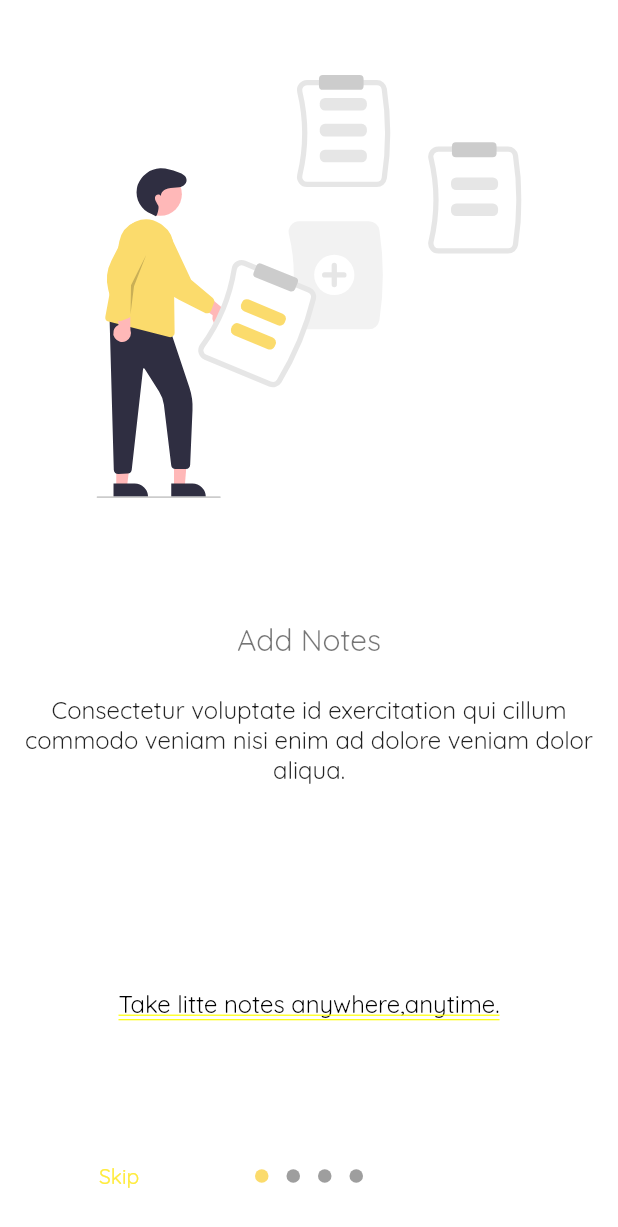
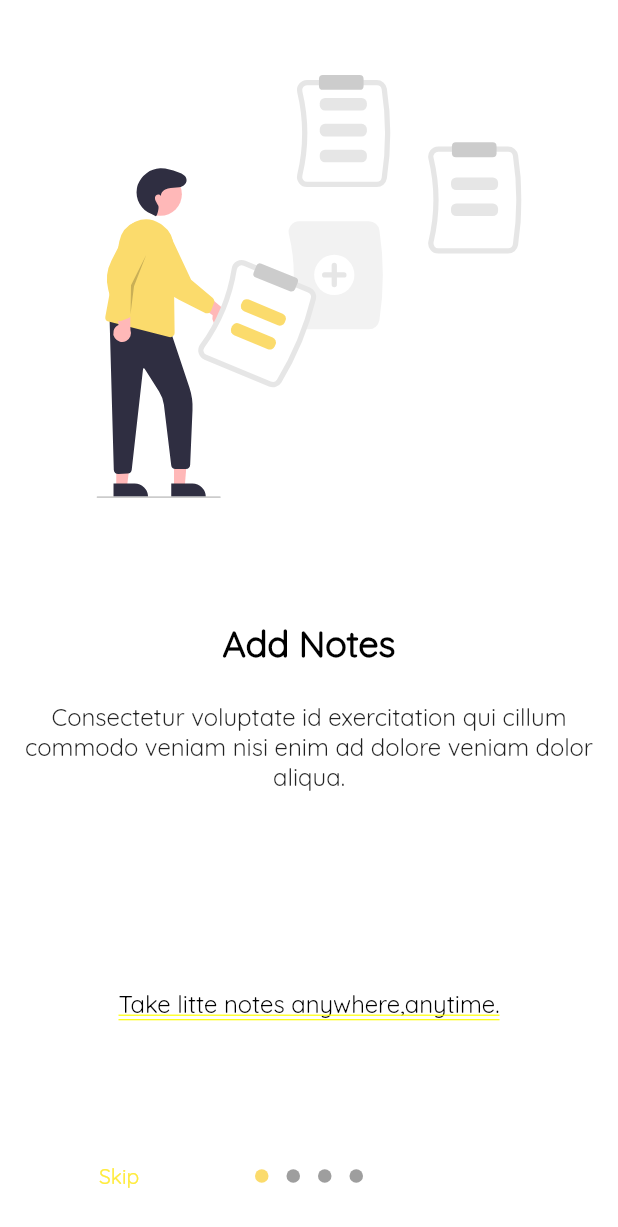
Before and after one commit to Strange-Philip/tiny_notes, a Flutter app: the screen it shows after launch, on a phone screen of 412 x 824 dp. Shown: the top 1227 px of the screen. Run offline on Flutter 3.47's test engine with Material 2 defaults, Android fonts, the phone set to English and light mode, and no system bars; drawn by our look-alikes of introduction_screen; our stand-ins replace flutter_spinkit, flutter_svg, image_picker, line_icons, shared_preferences, sqflite; missing offline and left inert: animated_splash; accounts and stored records are empty.

Commit message:
fixing bugs

```diff
--- a/lib/cards.dart
+++ b/lib/cards.dart
@@ -1,5 +1,4 @@
 import 'dart:io';
-
 import 'package:flutter/material.dart';
 import 'package:line_icons/line_icons.dart';
 
@@ -35,7 +34,7 @@ class _NoteCardState extends State<NoteCard> {
       child: GestureDetector(
         onTap: () {
           Navigator.of(context)
-              .pushReplacementNamed(('/noteView'), arguments: widget.id);
+              .pushReplacementNamed(('noteView'), arguments: widget.id);
         },
         child: Container(
           height: widget.imagePath == null ? 200 : 300,
--- a/lib/noteEdit.dart
+++ b/lib/noteEdit.dart
@@ -1,12 +1,10 @@
 import 'dart:io';
-
 import 'package:flutter/material.dart';
 import 'package:image_picker/image_picker.dart';
 import 'package:line_icons/line_icons.dart';
 import 'package:path/path.dart';
 import 'package:path_provider/path_provider.dart';
 import 'package:provider/provider.dart';
-
 import 'constants.dart';
 import 'models/noteprovider.dart';
 import 'models/notes.dart';
@@ -283,7 +281,7 @@ class _NoteEditScreenState extends State<NoteEditScreen> {
       Provider.of<NoteProvider>(this.context, listen: false).addOrUpdateNote(
           id, title, content, imagePath, color, isAchived, EditMode.ADD);
       Navigator.of(this.context)
-          .pushReplacementNamed(('/homepage'), arguments: id);
+          .pushReplacementNamed(('homepage'), arguments: id);
     }
   }
 }
--- a/lib/noteview.dart
+++ b/lib/noteview.dart
@@ -1,5 +1,4 @@
 import 'dart:io';
-
 import 'package:flutter/material.dart';
 import 'package:line_icons/line_icons.dart';
 import 'package:provider/provider.dart';
@@ -8,7 +7,7 @@ import 'package:tiny_notes/models/noteprovider.dart';
 import 'models/notes.dart';
 
 class NoteView extends StatefulWidget {
-  static const route = '/noteView';
+  static const route = 'noteView';
   @override
   _NoteViewState createState() => _NoteViewState();
 }
@@ -122,7 +121,7 @@ class _NoteViewState extends State<NoteView> {
         elevation: 0,
         onPressed: () {
           Navigator.of(this.context)
-              .pushNamed(('/noteEdit'), arguments: selectedNote.id);
+              .pushNamed(('noteEdit'), arguments: selectedNote.id);
         },
         backgroundColor: Color(0xffFBDB6C),
         child: Icon(
--- a/lib/onboarding.dart
+++ b/lib/onboarding.dart
@@ -11,7 +11,7 @@ class Onboard extends StatelessWidget {
       child: Stack(
         children: [
           AnimatedSplash(
-            imagePath: 'images/icon.jpg',
+            imagePath: 'images/iconbg.png',
             home: OnboardingHome(),
             duration: 2500,
             type: AnimatedSplashType.StaticDuration,
@@ -60,11 +60,11 @@ class _OnboardingHomeState extends State<OnboardingHome> {
             decoration: PageDecoration(
                 pageColor: Colors.white,
                 imagePadding: EdgeInsets.all(50),
-                titleTextStyle: TextStyle(
-                    fontSize: 20,
-                    color: Colors.black54,
+                  titleTextStyle: TextStyle(
+                    fontSize: 24,
+                    color: Colors.black,
                     fontFamily: 'Quicksand',
-                    fontWeight: FontWeight.w500),
+                    fontWeight: FontWeight.w600),
                 bodyTextStyle: TextStyle(
                   fontSize: 16,
                   fontWeight: FontWeight.w400,
@@ -81,10 +81,10 @@ class _OnboardingHomeState extends State<OnboardingHome> {
                 pageColor: Colors.white,
                 imagePadding: EdgeInsets.all(50),
                 titleTextStyle: TextStyle(
-                    fontSize: 20,
-                    color: Colors.black54,
+                    fontSize: 24,
+                    color: Colors.black,
                     fontFamily: 'Quicksand',
-                    fontWeight: FontWeight.w500),
+                    fontWeight: FontWeight.w600),
                 bodyTextStyle: TextStyle(
                   fontSize: 16,
                   fontWeight: FontWeight.w400,
@@ -100,11 +100,11 @@ class _OnboardingHomeState extends State<OnboardingHome> {
             decoration: PageDecoration(
                 pageColor: Colors.white,
                 imagePadding: EdgeInsets.all(50),
-                titleTextStyle: TextStyle(
-                    fontSize: 20,
-                    color: Colors.black54,
+                  titleTextStyle: TextStyle(
+                    fontSize: 24,
+                    color: Colors.black,
                     fontFamily: 'Quicksand',
-                    fontWeight: FontWeight.w500),
+                    fontWeight: FontWeight.w600),
                 bodyTextStyle: TextStyle(
                   fontSize: 16,
                   fontWeight: FontWeight.w400,
@@ -121,10 +121,10 @@ class _OnboardingHomeState extends State<OnboardingHome> {
                 pageColor: Colors.white,
                 imagePadding: EdgeInsets.all(50),
                 titleTextStyle: TextStyle(
-                    fontSize: 20,
-                    color: Colors.black54,
+                    fontSize: 24,
+                    color: Colors.black,
                     fontFamily: 'Quicksand',
-                    fontWeight: FontWeight.w500),
+                    fontWeight: FontWeight.w600),
                 bodyTextStyle: TextStyle(
                   fontSize: 16,
                   fontWeight: FontWeight.w400,
--- a/pubspec.yaml
+++ b/pubspec.yaml
@@ -50,7 +50,7 @@ dev_dependencies:
 flutter_icons:
   android: "launcher_icon"
   ios: true
-  image_path: "images/icon.jpg"
+  image_path: "images/iconbg.png"
 
 # For information on the generic Dart part of this file, see the
 # following page: https://dart.dev/tools/pub/pubspec
```
Also changed, not shown: lib/homepage.dart (+16 -10 lines), images/iconbg.png (added), 21 other files.
